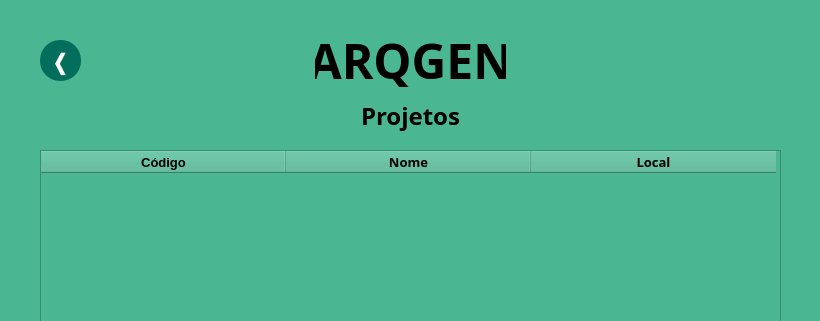
Qt form screens/ProjectsView.ui (gilberton3to/Arqgen) before a commit; both pictures show x 0 to 820 and y 0 to 321 of the 820 by 560 pixel window.
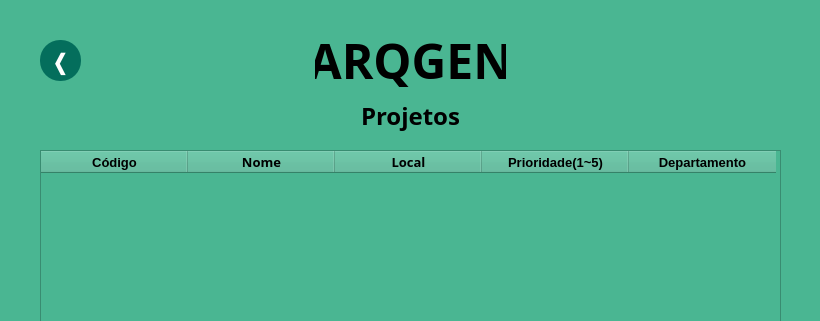
The same form after that commit. Icons and pictures are not drawn.

```diff
--- a/screens/ProjectsView.ui
+++ b/screens/ProjectsView.ui
@@ -81,7 +81,7 @@
      <number>49</number>
     </attribute>
     <attribute name="horizontalHeaderDefaultSectionSize">
-     <number>245</number>
+     <number>147</number>
     </attribute>
     <attribute name="horizontalHeaderHighlightSections">
      <bool>false</bool>
@@ -127,6 +127,30 @@
       </font>
      </property>
     </column>
+    <column>
+     <property name="text">
+      <string>Prioridade(1~5)</string>
+     </property>
+     <property name="font">
+      <font>
+       <pointsize>10</pointsize>
+       <weight>75</weight>
+       <bold>true</bold>
+      </font>
+     </property>
+    </column>
+    <column>
+     <property name="text">
+      <string>Departamento</string>
+     </property>
+     <property name="font">
+      <font>
+       <pointsize>10</pointsize>
+       <weight>75</weight>
+       <bold>true</bold>
+      </font>
+     </property>
+    </column>
    </widget>
    <widget class="QLabel" name="departamentos">
     <property name="geometry">
```
